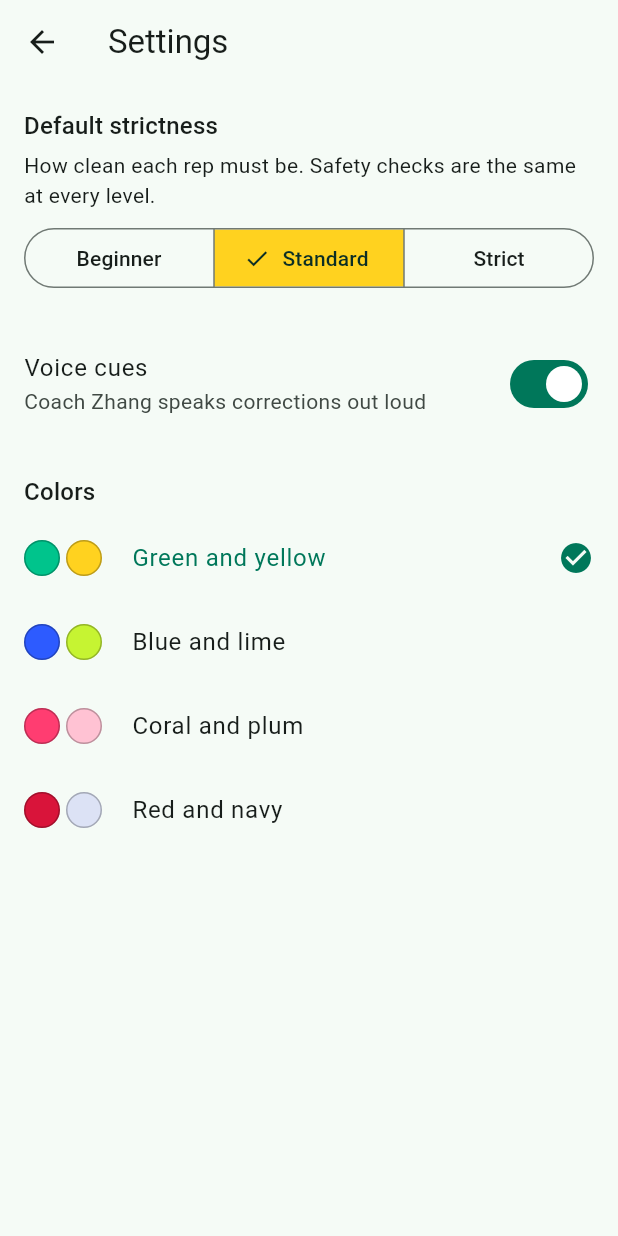
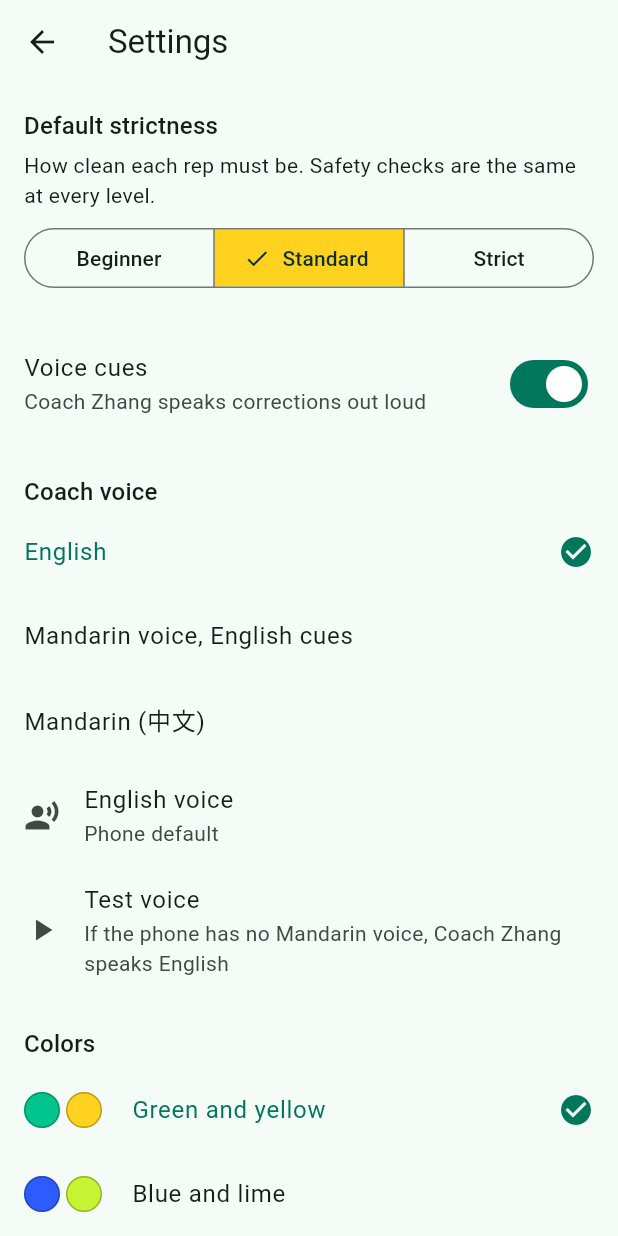
Before and after one commit to komusuki/JianFit, a Flutter app: the SettingsScreen screen opened directly, on a phone screen of 412 x 824 dp. Run offline on Flutter 3.47's test engine with Material 3 defaults, Android fonts, the phone set to English and light mode, and no system bars; our stand-ins replace camera, flutter_tts, permission_handler, shared_preferences, sqflite, wakelock_plus; missing offline and left inert: google_mlkit_pose_detection; accounts and stored records are empty.

Commit message:
Add Coach voice setting: English voice picker, Mandarin voice, Mandarin cues
Co-Authored-By: Claude Opus 5.5 <noreply@anthropic.com>
Claude-Session: https://claude.ai/code/session_01UwCyHHSvnhhDfbwus4vjn2

```diff
--- /dev/null
+++ b/lib/models/coach_voice.dart
@@ -0,0 +1,33 @@
+// How Coach Zhang speaks (Settings > Coach voice). CueSpeaker applies it.
+enum CoachVoice {
+  english('English', 'en-US'),
+  mandarinEnglish('Mandarin voice, English cues', 'zh-CN'),
+  mandarin('Mandarin (中文)', 'zh-CN');
+
+  const CoachVoice(this.label, this.locale);
+
+  final String label;
+
+  /// The text-to-speech language. The phone must have it installed;
+  /// otherwise CueSpeaker falls back to English.
+  final String locale;
+}
+
+/// Spoken Mandarin for each cue in the exercise files. A cue missing here is
+/// spoken in English. On-screen cues stay English.
+/// Draft translations: have a Mandarin speaker check them.
+const mandarinCues = {
+  'Bend your front knee more.': '前腿再弯一点。',
+  'Elbows under your shoulders.': '手肘放在肩膀正下方。',
+  'Go lower before you jump.': '跳之前再蹲低一点。',
+  'Go lower.': '再低一点。',
+  'Jump up.': '向上跳。',
+  'Keep your chest up.': '挺胸。',
+  'Keep your front knee over your ankle.': '前膝保持在脚踝正上方。',
+  'Keep your heels down.': '脚跟不要离地。',
+  'Land softly. Bend your knees.': '轻轻落地，膝盖弯曲。',
+  'Lift your hips. Keep a straight line.': '臀部抬起来，身体保持一条直线。',
+  'Lift your hips.': '臀部抬起来。',
+  'Lower your back knee.': '后膝再低一点。',
+  'Lower your hips.': '臀部放低。',
+};
--- a/lib/screens/settings_screen.dart
+++ b/lib/screens/settings_screen.dart
@@ -2,7 +2,9 @@ import 'package:flutter/foundation.dart';
 import 'package:flutter/material.dart';
 
 import '../models/app_palette.dart';
+import '../models/coach_voice.dart';
 import '../models/strictness.dart';
+import '../services/cue_speaker.dart';
 import '../services/settings_service.dart';
 import 'camera_test_screen.dart';
 
@@ -17,6 +19,8 @@ class _SettingsScreenState extends State<SettingsScreen> {
   Strictness _strictness = Strictness.standard;
   bool _voiceOn = true;
   bool _replay = false;
+  CoachVoice _coachVoice = CoachVoice.english;
+  String? _englishVoice; // name, or null for the phone default
   bool _loaded = false;
 
   @override
@@ -29,13 +33,43 @@ class _SettingsScreenState extends State<SettingsScreen> {
     final strictness = await SettingsService.loadStrictness();
     final voiceOn = await SettingsService.loadVoiceOn();
     final replay = await SettingsService.loadReplayMode();
+    final coachVoice = await SettingsService.loadCoachVoice();
+    final englishVoice = await SettingsService.loadEnglishVoice();
     if (!mounted) return;
     setState(() {
       _strictness = strictness;
       _voiceOn = voiceOn;
       _replay = replay;
+      _coachVoice = coachVoice;
+      _englishVoice = englishVoice?.name;
       _loaded = true;
     });
+  }
+
+  Future<void> _pickEnglishVoice() async {
+    final voices = await CueSpeaker.englishVoices();
+    if (!mounted) return;
+    final picked = await showDialog<Map<String, String>>(
+      context: context,
+      builder: (context) => SimpleDialog(
+        title: const Text('English voice'),
+        children: [
+          if (voices.isEmpty)
+            const Padding(
+              padding: EdgeInsets.all(24),
+              child: Text('No English voices found on this phone.'),
+            ),
+          for (final v in voices)
+            SimpleDialogOption(
+              onPressed: () => Navigator.pop(context, v),
+              child: Text('${v['name']} (${v['locale']})'),
+            ),
+        ],
+      ),
+    );
+    if (picked == null) return;
+    setState(() => _englishVoice = picked['name']);
+    SettingsService.saveEnglishVoice(picked['name']!, picked['locale']!);
   }
 
   @override
@@ -88,6 +122,45 @@ class _SettingsScreenState extends State<SettingsScreen> {
                   onChanged: (v) {
                     setState(() => _voiceOn = v);
                     SettingsService.saveVoiceOn(v);
+                  },
+                ),
+                const SizedBox(height: 24),
+                Text(
+                  'Coach voice',
+                  style: Theme.of(context).textTheme.titleMedium,
+                ),
+                for (final v in CoachVoice.values)
+                  ListTile(
+                    contentPadding: EdgeInsets.zero,
+                    title: Text(v.label),
+                    selected: v == _coachVoice,
+                    trailing: v == _coachVoice
+                        ? const Icon(Icons.check_circle)
+                        : null,
+                    onTap: () {
+                      setState(() => _coachVoice = v);
+                      SettingsService.saveCoachVoice(v);
+                    },
+                  ),
+                if (_coachVoice == CoachVoice.english)
+                  ListTile(
+                    contentPadding: EdgeInsets.zero,
+                    leading: const Icon(Icons.record_voice_over),
+                    title: const Text('English voice'),
+                    subtitle: Text(_englishVoice ?? 'Phone default'),
+                    onTap: _pickEnglishVoice,
+                  ),
+                ListTile(
+                  contentPadding: EdgeInsets.zero,
+                  leading: const Icon(Icons.play_arrow),
+                  title: const Text('Test voice'),
+                  subtitle: const Text(
+                    'If the phone has no Mandarin voice, Coach Zhang speaks English',
+                  ),
+                  onTap: () async {
+                    final speaker = CueSpeaker();
+                    await speaker.init();
+                    await speaker.speak('Lower your hips.');
                   },
                 ),
                 const SizedBox(height: 24),
--- a/lib/services/cue_speaker.dart
+++ b/lib/services/cue_speaker.dart
@@ -1,5 +1,8 @@
 import 'package:flutter/foundation.dart';
 import 'package:flutter_tts/flutter_tts.dart';
+
+import '../models/coach_voice.dart';
+import 'settings_service.dart';
 
 // flutter_tts rate: 0.0 slowest, 1.0 fastest, 0.5 = Android's normal speed.
 // A little slower than normal, so short cues are clear during exercise.
@@ -10,11 +13,30 @@ const double cueSpeechRate = 0.35;
 class CueSpeaker {
   final _tts = FlutterTts();
   final _sinceSpeak = Stopwatch(); // speak() call to the start of the audio
+  bool _mandarin = false; // speak mandarinCues instead of the English text
+
+  /// Installed English voices for the Settings picker, as {name, locale}.
+  static Future<List<Map<String, String>>> englishVoices() async {
+    final all = await FlutterTts().getVoices as List? ?? [];
+    return [
+      for (final v in all.cast<Map>())
+        if ('${v['locale']}'.startsWith('en'))
+          {'name': '${v['name']}', 'locale': '${v['locale']}'},
+    ];
+  }
 
   Future<void> init() async {
-    final available = await _tts.isLanguageAvailable('en-US');
-    debugPrint('TTS en-US available: $available');
-    await _tts.setLanguage('en-US');
+    // Member B: the Coach voice setting. Falls back to English when the
+    // phone has no voice for the chosen language.
+    final voice = await SettingsService.loadCoachVoice();
+    final available = await _tts.isLanguageAvailable(voice.locale) == true;
+    debugPrint('TTS ${voice.locale} available: $available');
+    await _tts.setLanguage(available ? voice.locale : 'en-US');
+    _mandarin = available && voice == CoachVoice.mandarin;
+    final picked = await SettingsService.loadEnglishVoice();
+    if (voice == CoachVoice.english && picked != null) {
+      await _tts.setVoice({'name': picked.name, 'locale': picked.locale});
+    }
     await _tts.setSpeechRate(cueSpeechRate);
     _tts.setStartHandler(() {
       if (!_sinceSpeak.isRunning) return;
@@ -31,7 +53,7 @@ class CueSpeaker {
     _sinceSpeak
       ..reset()
       ..start();
-    await _tts.speak(text);
+    await _tts.speak(_mandarin ? mandarinCues[text] ?? text : text);
   }
 
   Future<void> stop() async {
--- a/lib/services/settings_service.dart
+++ b/lib/services/settings_service.dart
@@ -2,6 +2,7 @@ import 'package:flutter/foundation.dart';
 import 'package:shared_preferences/shared_preferences.dart';
 
 import '../models/app_palette.dart';
+import '../models/coach_voice.dart';
 import '../models/strictness.dart';
 
 // Saved app settings (roadmap Part 10: strictness level, voice on or off).
@@ -11,6 +12,9 @@ class SettingsService {
   static const _replayKey = 'replay_mode';
   static const _paletteKey = 'palette';
   static const _lastRoutineKey = 'last_routine_id';
+  static const _coachVoiceKey = 'coach_voice';
+  static const _voiceNameKey = 'voice_name';
+  static const _voiceLocaleKey = 'voice_locale';
   static final _prefs = SharedPreferencesAsync();
 
   /// The color set in use. main() loads it at startup; the app rebuilds its
@@ -52,6 +56,31 @@ class SettingsService {
 
   static Future<void> saveVoiceOn(bool on) => _prefs.setBool(_voiceKey, on);
 
+  static Future<CoachVoice> loadCoachVoice() async {
+    final name = await _prefs.getString(_coachVoiceKey);
+    return CoachVoice.values.firstWhere(
+      (v) => v.name == name,
+      orElse: () => CoachVoice.english,
+    );
+  }
+
+  static Future<void> saveCoachVoice(CoachVoice v) =>
+      _prefs.setString(_coachVoiceKey, v.name);
+
+  /// The installed English voice picked in Settings, or null for the phone's
+  /// default. flutter_tts needs both the name and the locale.
+  static Future<({String name, String locale})?> loadEnglishVoice() async {
+    final name = await _prefs.getString(_voiceNameKey);
+    final locale = await _prefs.getString(_voiceLocaleKey);
+    if (name == null || locale == null) return null;
+    return (name: name, locale: locale);
+  }
+
+  static Future<void> saveEnglishVoice(String name, String locale) async {
+    await _prefs.setString(_voiceNameKey, name);
+    await _prefs.setString(_voiceLocaleKey, locale);
+  }
+
   /// Developer: Single Exercise plays a recorded clip from assets/replays/
   /// instead of the camera (Member C's replay mode).
   static Future<bool> loadReplayMode() async =>
```
